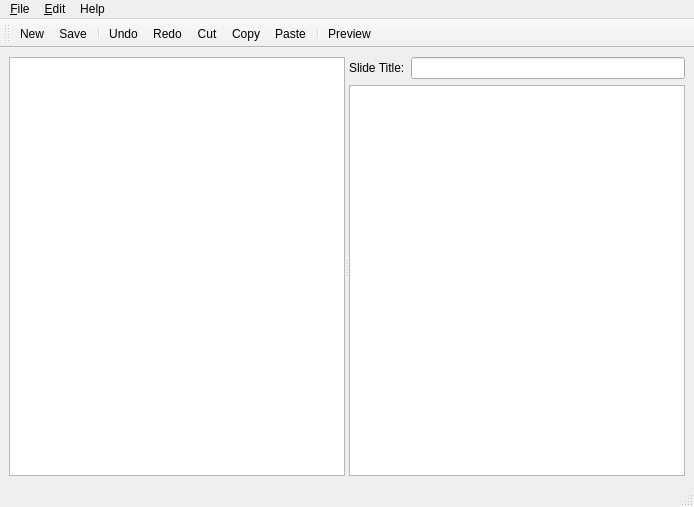
The window that mainwindow.ui (ralsina/tobogan) describes before a commit, drawn with Qt 5.
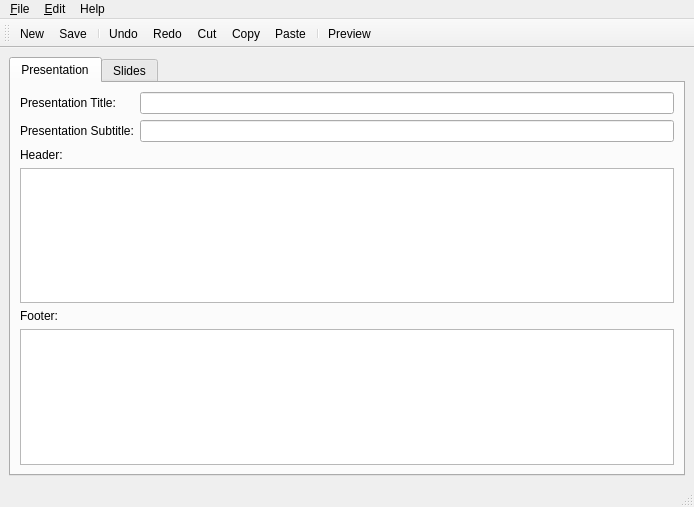
The same window after the commit. The open tabs and pages were chosen to show the change. Icons and pictures are not drawn.

The edit to the form file:
```diff
--- a/mainwindow.ui
+++ b/mainwindow.ui
@@ -21,24 +21,17 @@
      <number>6</number>
     </property>
     <item>
-     <widget class="QSplitter" name="splitter" >
-      <property name="orientation" >
-       <enum>Qt::Horizontal</enum>
+     <widget class="QTabWidget" name="tabWidget" >
+      <property name="currentIndex" >
+       <number>1</number>
       </property>
-      <widget class="QListWidget" name="slides" >
-       <property name="sizePolicy" >
-        <sizepolicy>
-         <hsizetype>1</hsizetype>
-         <vsizetype>7</vsizetype>
-         <horstretch>0</horstretch>
-         <verstretch>0</verstretch>
-        </sizepolicy>
-       </property>
-      </widget>
-      <widget class="QWidget" name="" >
+      <widget class="QWidget" name="presentation" >
+       <attribute name="title" >
+        <string>Presentation</string>
+       </attribute>
        <layout class="QVBoxLayout" >
         <property name="margin" >
-         <number>0</number>
+         <number>9</number>
         </property>
         <property name="spacing" >
          <number>6</number>
@@ -52,19 +45,155 @@
            <number>6</number>
           </property>
           <item>
-           <widget class="QLabel" name="label" >
+           <layout class="QVBoxLayout" >
+            <property name="margin" >
+             <number>0</number>
+            </property>
+            <property name="spacing" >
+             <number>6</number>
+            </property>
+            <item>
+             <widget class="QLabel" name="label_2" >
+              <property name="text" >
+               <string>Presentation Title:</string>
+              </property>
+             </widget>
+            </item>
+            <item>
+             <widget class="QLabel" name="label_3" >
+              <property name="text" >
+               <string>Presentation Subtitle:</string>
+              </property>
+             </widget>
+            </item>
+           </layout>
+          </item>
+          <item>
+           <layout class="QVBoxLayout" >
+            <property name="margin" >
+             <number>0</number>
+            </property>
+            <property name="spacing" >
+             <number>6</number>
+            </property>
+            <item>
+             <widget class="QLineEdit" name="pres_title" />
+            </item>
+            <item>
+             <widget class="QLineEdit" name="pres_subtitle" />
+            </item>
+           </layout>
+          </item>
+         </layout>
+        </item>
+        <item>
+         <layout class="QVBoxLayout" >
+          <property name="margin" >
+           <number>0</number>
+          </property>
+          <property name="spacing" >
+           <number>6</number>
+          </property>
+          <item>
+           <widget class="QLabel" name="label_4" >
             <property name="text" >
-             <string>Slide Title:</string>
+             <string>Header:</string>
             </property>
            </widget>
           </item>
           <item>
-           <widget class="QLineEdit" name="title" />
+           <widget class="QTextEdit" name="pres_header" />
           </item>
          </layout>
         </item>
         <item>
-         <widget class="QTextEdit" name="text" />
+         <layout class="QVBoxLayout" >
+          <property name="margin" >
+           <number>0</number>
+          </property>
+          <property name="spacing" >
+           <number>6</number>
+          </property>
+          <item>
+           <widget class="QLabel" name="label_5" >
+            <property name="text" >
+             <string>Footer:</string>
+            </property>
+           </widget>
+          </item>
+          <item>
+           <widget class="QTextEdit" name="pres_footer" />
+          </item>
+         </layout>
+        </item>
+       </layout>
+      </widget>
+      <widget class="QWidget" name="slides" >
+       <attribute name="title" >
+        <string>Slides</string>
+       </attribute>
+       <layout class="QHBoxLayout" >
+        <property name="margin" >
+         <number>9</number>
+        </property>
+        <property name="spacing" >
+         <number>6</number>
+        </property>
+        <item>
+         <widget class="QSplitter" name="splitter" >
+          <property name="orientation" >
+           <enum>Qt::Horizontal</enum>
+          </property>
+          <widget class="QListWidget" name="slide_list" >
+           <property name="sizePolicy" >
+            <sizepolicy>
+             <hsizetype>1</hsizetype>
+             <vsizetype>7</vsizetype>
+             <horstretch>0</horstretch>
+             <verstretch>0</verstretch>
+            </sizepolicy>
+           </property>
+          </widget>
+          <widget class="QWidget" name="layoutWidget" >
+           <layout class="QVBoxLayout" >
+            <property name="margin" >
+             <number>0</number>
+            </property>
+            <property name="spacing" >
+             <number>6</number>
+            </property>
+            <item>
+             <layout class="QHBoxLayout" >
+              <property name="margin" >
+               <number>0</number>
+              </property>
+              <property name="spacing" >
+               <number>6</number>
+              </property>
+              <item>
+               <widget class="QLabel" name="label" >
+                <property name="text" >
+                 <string>Slide Title:</string>
+                </property>
+               </widget>
+              </item>
+              <item>
+               <widget class="QLineEdit" name="slide_title" />
+              </item>
+             </layout>
+            </item>
+            <item>
+             <widget class="QTextEdit" name="slide_text" >
+              <property name="font" >
+               <font>
+                <family>Bitstream Vera Sans Mono</family>
+               </font>
+              </property>
+             </widget>
+            </item>
+           </layout>
+          </widget>
+         </widget>
         </item>
        </layout>
       </widget>
```
Left out of the diff: 17 changed lines with no effect on the pictures.
